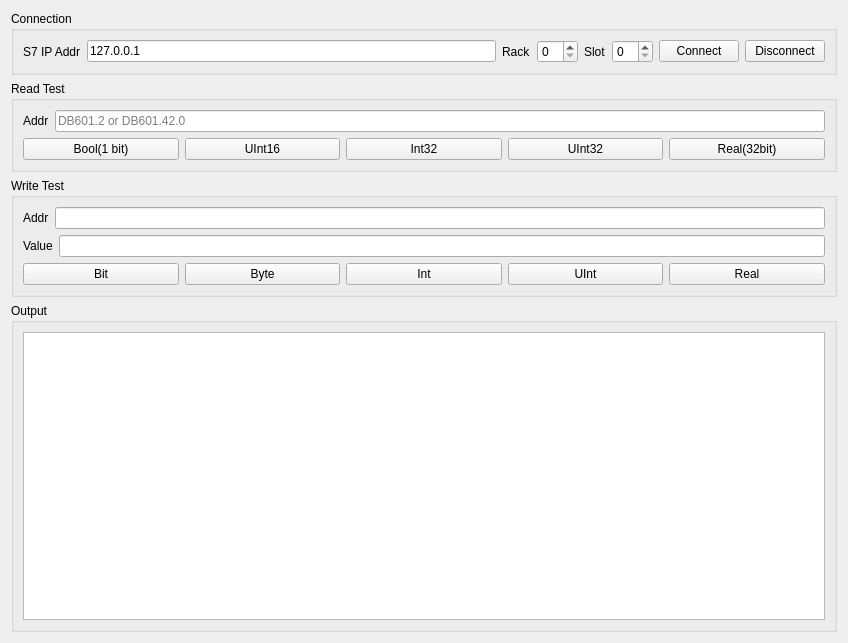
Before: the Qt Designer form snap7-demo/widget.ui in l2xx/snap7-demo, drawn with Qt 5.
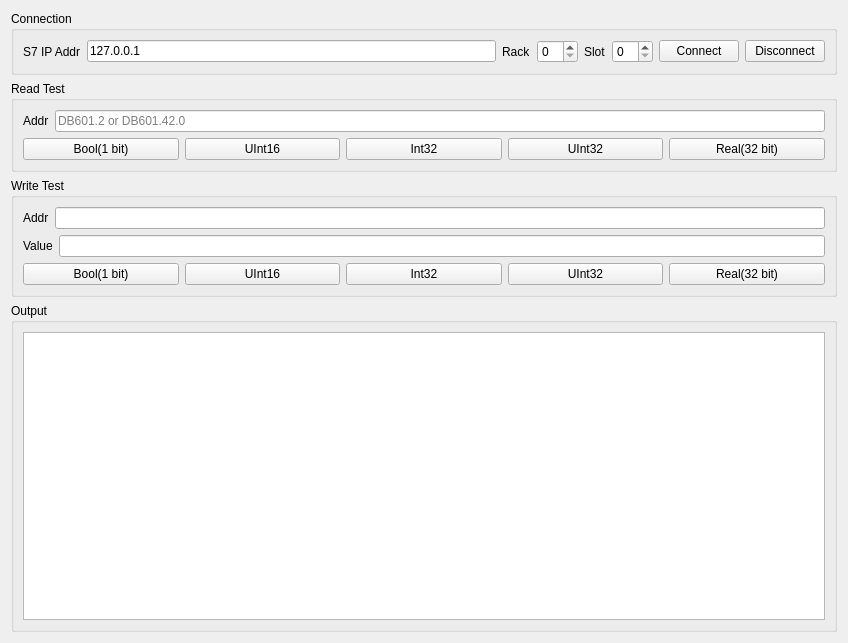
After: the same form once the commit is applied.

```diff
--- a/snap7-demo/widget.ui
+++ b/snap7-demo/widget.ui
@@ -132,7 +132,7 @@
         <item>
          <widget class="QPushButton" name="pushButton_read_real">
           <property name="text">
-           <string>Real(32bit)</string>
+           <string>Real(32 bit)</string>
           </property>
          </widget>
         </item>
@@ -180,35 +180,35 @@
         <item>
          <widget class="QPushButton" name="pushButton_write_bit">
           <property name="text">
-           <string>Bit</string>
+           <string>Bool(1 bit)</string>
           </property>
          </widget>
         </item>
         <item>
          <widget class="QPushButton" name="pushButton_write_byte">
           <property name="text">
-           <string>Byte</string>
+           <string>UInt16</string>
           </property>
          </widget>
         </item>
         <item>
          <widget class="QPushButton" name="pushButton_write_int">
           <property name="text">
-           <string>Int</string>
+           <string>Int32</string>
           </property>
          </widget>
         </item>
         <item>
          <widget class="QPushButton" name="pushButton_write_uint">
           <property name="text">
-           <string>UInt</string>
+           <string>UInt32</string>
           </property>
          </widget>
         </item>
         <item>
          <widget class="QPushButton" name="pushButton_write_real">
           <property name="text">
-           <string>Real</string>
+           <string>Real(32 bit)</string>
           </property>
          </widget>
         </item>
```
Left out of the diff: 8 changed lines with no effect on the pictures.
